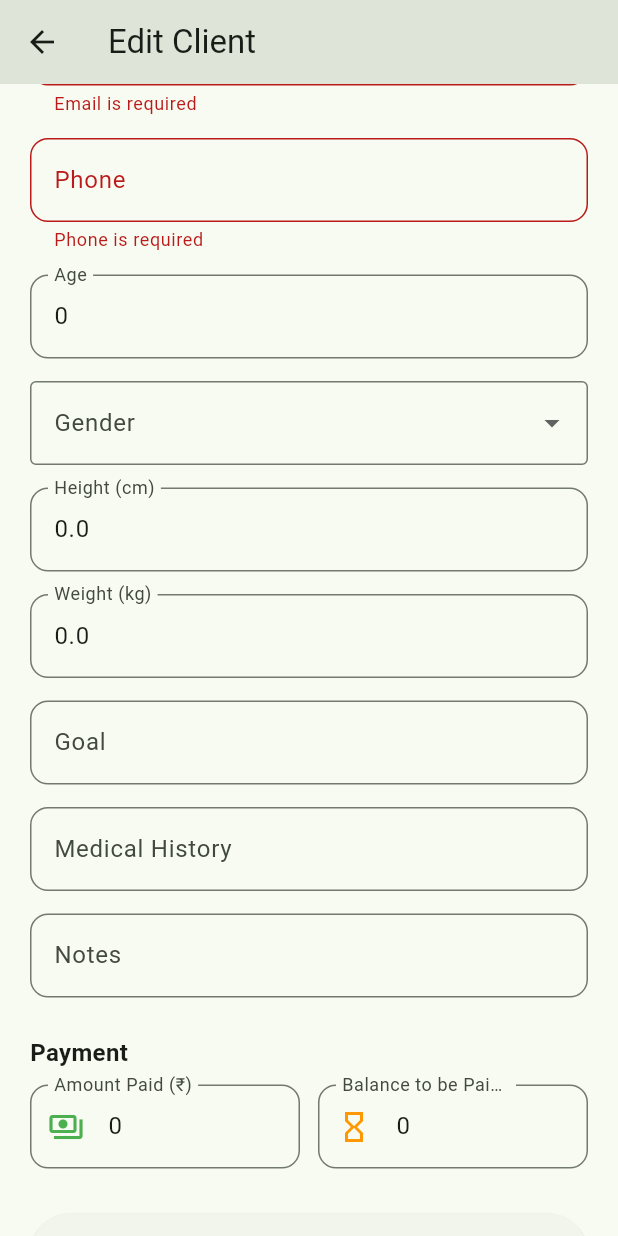
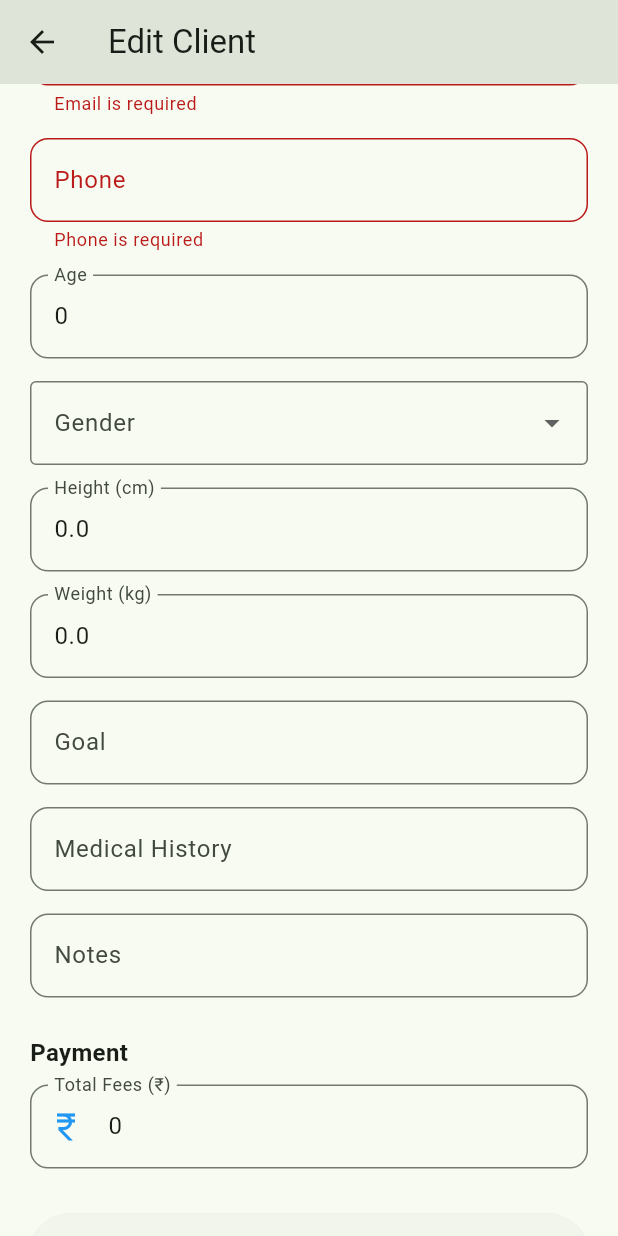
Before and after one commit to varunjavali/FitCoach, a Flutter app: the EditClientScreen screen opened directly with empty values, scrolled down 166 dp, after a tap on "SAVE CHANGES", on a phone screen of 412 x 824 dp. Run offline on Flutter 3.47's test engine with Material 3 defaults, Android fonts, the phone set to English and light mode, and no system bars; our stand-ins replace audioplayers, cached_network_image, dio, fl_chart, flutter_animate, flutter_secure_storage and 7 more; missing offline and left inert: record; accounts and stored records are empty.

Commit message:
updated client payment demo

```diff
--- a/fitcoach_client/lib/screens/auth/login_screen.dart
+++ b/fitcoach_client/lib/screens/auth/login_screen.dart
@@ -7,6 +7,7 @@ import 'package:glassmorphism/glassmorphism.dart';
 import 'package:google_fonts/google_fonts.dart';
 import 'package:local_auth/local_auth.dart';
 import 'package:shared_preferences/shared_preferences.dart';
+import 'package:flutter_secure_storage/flutter_secure_storage.dart';
 
 import '../../services/auth_services.dart';
 import '../dashboard/dashboard_screen.dart';
--- a/fitcoach_client/lib/services/auth_services.dart
+++ b/fitcoach_client/lib/services/auth_services.dart
@@ -63,9 +63,8 @@ class AuthService {
     }
   }
 
-  /// Logout
+
   Future<void> logout() async {
-    // Backend doesn't need logout because JWT is stateless.
-    // We'll clear SharedPreferences in the app.
+
   }
 }
--- a/mobile/lib/models/client_model.dart
+++ b/mobile/lib/models/client_model.dart
@@ -80,8 +80,7 @@ class ClientModel {
       "medicalHistory": medicalHistory,
       "notes": notes,
       "totalFees": totalFees,
-      "amountPaid": amountPaid,
-      "balanceDue": balanceDue,
+
     };
   }
 }
--- a/mobile/lib/screens/clients/edit_client_screen.dart
+++ b/mobile/lib/screens/clients/edit_client_screen.dart
@@ -16,12 +16,12 @@ class EditClientScreen extends StatefulWidget {
 class _EditClientScreenState extends State<EditClientScreen> {
   final _formKey = GlobalKey<FormState>();
 
-  late final nameController =
-      TextEditingController(text: widget.client.name);
-  late final emailController =
-      TextEditingController(text: widget.client.email);
-  late final phoneController =
-      TextEditingController(text: widget.client.phone);
+  late final nameController = TextEditingController(text: widget.client.name);
+  late final totalFeesController = TextEditingController(
+    text: widget.client.totalFees.toStringAsFixed(0),
+  );
+  late final emailController = TextEditingController(text: widget.client.email);
+  late final phoneController = TextEditingController(text: widget.client.phone);
   late final ageController = TextEditingController(
     text: widget.client.age?.toString() ?? "",
   );
@@ -31,12 +31,15 @@ class _EditClientScreenState extends State<EditClientScreen> {
   late final weightController = TextEditingController(
     text: widget.client.weight?.toString() ?? "",
   );
-  late final goalController =
-      TextEditingController(text: widget.client.goal ?? "");
-  late final medicalController =
-      TextEditingController(text: widget.client.medicalHistory ?? "");
-  late final notesController =
-      TextEditingController(text: widget.client.notes ?? "");
+  late final goalController = TextEditingController(
+    text: widget.client.goal ?? "",
+  );
+  late final medicalController = TextEditingController(
+    text: widget.client.medicalHistory ?? "",
+  );
+  late final notesController = TextEditingController(
+    text: widget.client.notes ?? "",
+  );
   late final amountPaidController = TextEditingController(
     text: widget.client.amountPaid.toStringAsFixed(0),
   );
@@ -65,14 +68,12 @@ class _EditClientScreenState extends State<EditClientScreen> {
         throw Exception("Login expired");
       }
 
-      final updated = ClientModel(
+      final draft = ClientModel(
         id: widget.client.id,
         name: nameController.text.trim(),
         email: emailController.text.trim(),
         phone: phoneController.text.trim(),
-        age: ageController.text.isEmpty
-            ? null
-            : int.parse(ageController.text),
+        age: ageController.text.isEmpty ? null : int.parse(ageController.text),
         gender: gender,
         height: heightController.text.isEmpty
             ? null
@@ -83,15 +84,25 @@ class _EditClientScreenState extends State<EditClientScreen> {
         goal: goalController.text.trim(),
         medicalHistory: medicalController.text.trim(),
         notes: notesController.text.trim(),
-        amountPaid: double.tryParse(amountPaidController.text.trim()) ?? 0,
-        balanceDue: double.tryParse(balanceDueController.text.trim()) ?? 0,
+
+        // Sent as the new target — the server is the source of truth
+        // for what amountPaid/balanceDue end up being.
+        totalFees: double.tryParse(totalFeesController.text.trim()) ?? 0,
+        amountPaid: widget.client.amountPaid,
+        balanceDue: widget.client.balanceDue,
       );
 
-      await clientService.updateClient(token, widget.client.id, updated);
+      // Use what the server actually computed and saved, not our
+      // local draft — this is what fixes the stale/wrong balance.
+      final serverClient = await clientService.updateClient(
+        token,
+        widget.client.id,
+        draft,
+      );
 
       if (!mounted) return;
 
-      Navigator.pop(context, updated);
+      Navigator.pop(context, serverClient);
     } catch (e) {
       if (!mounted) return;
 
@@ -100,10 +111,7 @@ class _EditClientScreenState extends State<EditClientScreen> {
       });
 
       ScaffoldMessenger.of(context).showSnackBar(
-        SnackBar(
-          content: Text(e.toString()),
-          backgroundColor: Colors.red,
-        ),
+        SnackBar(content: Text(e.toString()), backgroundColor: Colors.red),
       );
     }
   }
@@ -136,9 +144,7 @@ class _EditClientScreenState extends State<EditClientScreen> {
         },
         decoration: InputDecoration(
           labelText: label,
-          border: OutlineInputBorder(
-            borderRadius: BorderRadius.circular(12),
-          ),
+          border: OutlineInputBorder(borderRadius: BorderRadius.circular(12)),
         ),
       ),
     );
@@ -152,6 +158,7 @@ class _EditClientScreenState extends State<EditClientScreen> {
     ageController.dispose();
     heightController.dispose();
     weightController.dispose();
+    totalFeesController.dispose();
     goalController.dispose();
     medicalController.dispose();
     notesController.dispose();
@@ -163,9 +170,7 @@ class _EditClientScreenState extends State<EditClientScreen> {
   @override
   Widget build(BuildContext context) {
     return Scaffold(
-      appBar: AppBar(
-        title: const Text("Edit Client"),
-      ),
+      appBar: AppBar(title: const Text("Edit Client")),
       body: Form(
         key: _formKey,
         child: ListView(
@@ -210,53 +215,25 @@ class _EditClientScreenState extends State<EditClientScreen> {
 
             const Text(
               "Payment",
-              style: TextStyle(
-                fontWeight: FontWeight.bold,
-                fontSize: 16,
-              ),
+              style: TextStyle(fontWeight: FontWeight.bold, fontSize: 16),
             ),
             const SizedBox(height: 10),
 
-            Row(
-              children: [
-                Expanded(
-                  child: TextFormField(
-                    controller: amountPaidController,
+            TextFormField(
+              controller: totalFeesController,
               keyboardType: const TextInputType.numberWithOptions(
                 decimal: true,
               ),
               decoration: InputDecoration(
-                      labelText: "Amount Paid (₹)",
+                labelText: "Total Fees (₹)",
                 prefixIcon: const Icon(
-                        Icons.payments_outlined,
-                        color: Colors.green,
+                  Icons.currency_rupee,
+                  color: Colors.blue,
                 ),
                 border: OutlineInputBorder(
                   borderRadius: BorderRadius.circular(12),
                 ),
               ),
-                  ),
-                ),
-                const SizedBox(width: 12),
-                Expanded(
-                  child: TextFormField(
-                    controller: balanceDueController,
-                    keyboardType: const TextInputType.numberWithOptions(
-                      decimal: true,
-                    ),
-                    decoration: InputDecoration(
-                      labelText: "Balance to be Paid (₹)",
-                      prefixIcon: const Icon(
-                        Icons.hourglass_empty,
-                        color: Colors.orange,
-                      ),
-                      border: OutlineInputBorder(
-                        borderRadius: BorderRadius.circular(12),
-                      ),
-                    ),
-                  ),
-                ),
-              ],
             ),
 
             const SizedBox(height: 30),
```
Also changed, not shown: fitcoach_client/lib/screens/dashboard/home_screen.dart (+72 -87 lines), fitcoach_client/pubspec.yaml (+4 -3 lines), mobile/lib/services/client_service.dart (+8 -2 lines), fitcoach_client/assets/images/logo.jpeg (added), fitcoach_client/pubspec.lock, 9 other files. Lines whose indentation alone changed are shown as unchanged.
